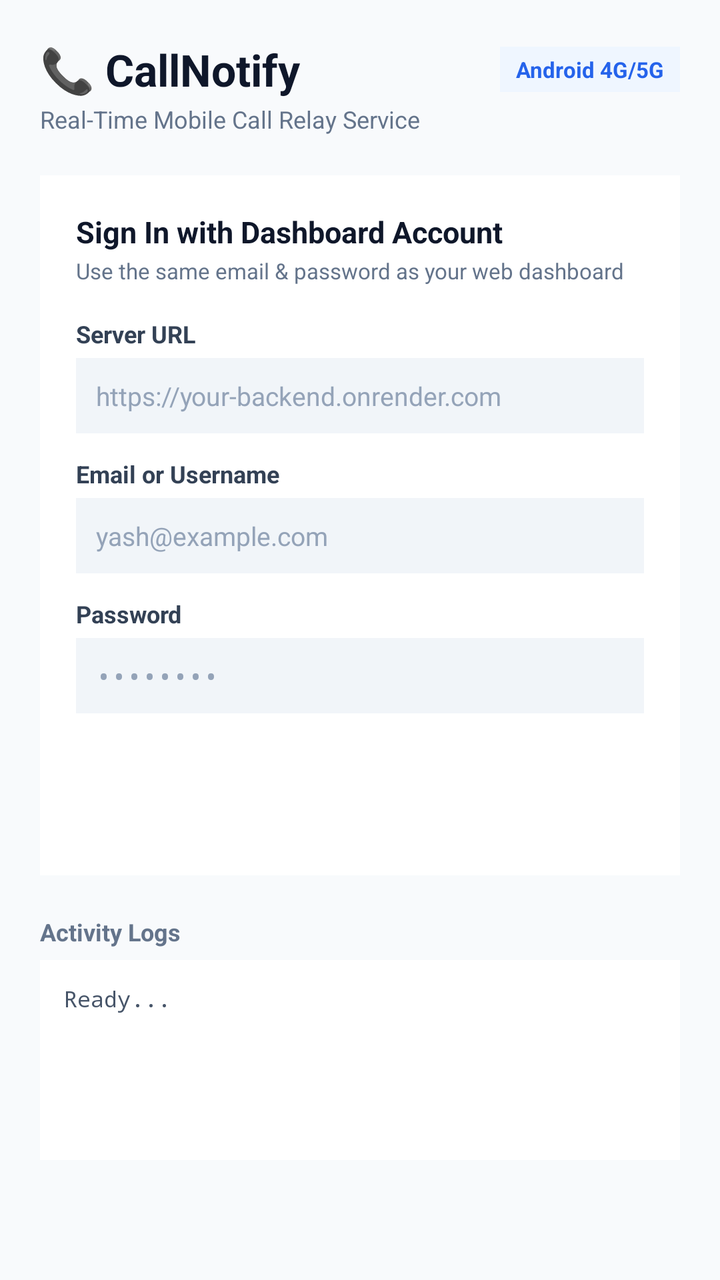
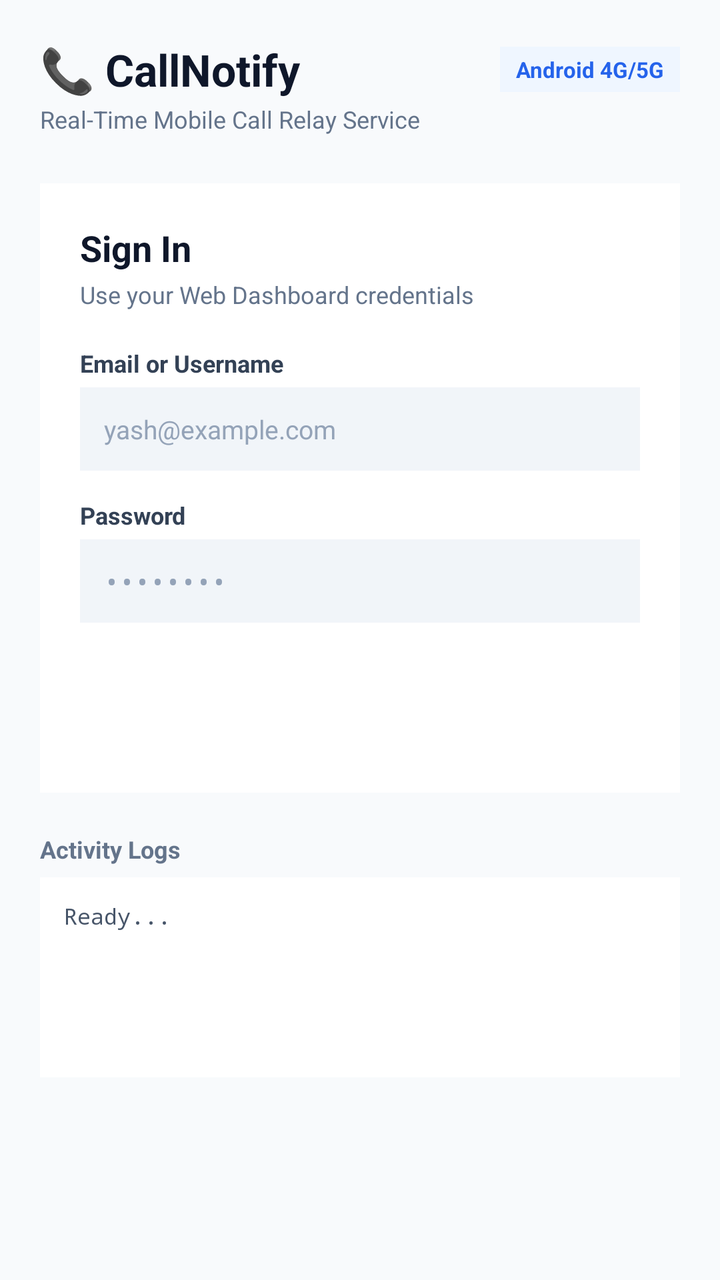

An Android layout rendered at two revisions. The XML below is the earlier revision; the diff shows what the commit changed to produce the second picture.
<!-- AndroidManifest.xml: application theme Theme.CallNotifier -->
<!-- res/layout/activity_main.xml -->
<?xml version="1.0" encoding="utf-8"?>
<ScrollView xmlns:android="http://schemas.android.com/apk/res/android"
    xmlns:tools="http://schemas.android.com/tools"
    android:layout_width="match_parent"
    android:layout_height="match_parent"
    android:background="#F8FAFC"
    android:fillViewport="true"
    android:padding="20dp"
    tools:context=".MainActivity">

    <LinearLayout
        android:layout_width="match_parent"
        android:layout_height="wrap_content"
        android:orientation="vertical">

        
        <LinearLayout
            android:layout_width="match_parent"
            android:layout_height="wrap_content"
            android:gravity="center_vertical"
            android:orientation="horizontal">

            <TextView
                android:layout_width="wrap_content"
                android:layout_height="wrap_content"
                android:text="📞 CallNotify"
                android:textColor="#0F172A"
                android:textSize="22sp"
                android:textStyle="bold" />

            <View
                android:layout_width="0dp"
                android:layout_height="1dp"
                android:layout_weight="1" />

            <TextView
                android:layout_width="wrap_content"
                android:layout_height="wrap_content"
                android:background="#EFF6FF"
                android:paddingHorizontal="8dp"
                android:paddingVertical="4dp"
                android:text="Android 4G/5G"
                android:textColor="#2563EB"
                android:textSize="11sp"
                android:textStyle="bold" />
        </LinearLayout>

        <TextView
            android:layout_width="wrap_content"
            android:layout_height="wrap_content"
            android:layout_marginTop="2dp"
            android:text="Real-Time Mobile Call Relay Service"
            android:textColor="#64748B"
            android:textSize="12sp" />

        
        <LinearLayout
            android:id="@+id/layoutLogin"
            android:layout_width="match_parent"
            android:layout_height="wrap_content"
            android:layout_marginTop="20dp"
            android:background="#FFFFFF"
            android:elevation="2dp"
            android:orientation="vertical"
            android:padding="18dp">

            <TextView
                android:layout_width="wrap_content"
                android:layout_height="wrap_content"
                android:text="Sign In with Dashboard Account"
                android:textColor="#0F172A"
                android:textSize="15sp"
                android:textStyle="bold" />

            <TextView
                android:layout_width="wrap_content"
                android:layout_height="wrap_content"
                android:layout_marginTop="2dp"
                android:text="Use the same email &amp; password as your web dashboard"
                android:textColor="#64748B"
                android:textSize="11sp" />

            
            <TextView
                android:layout_width="wrap_content"
                android:layout_height="wrap_content"
                android:layout_marginTop="16dp"
                android:text="Server URL"
                android:textColor="#334155"
                android:textSize="12sp"
                android:textStyle="bold" />

            <EditText
                android:id="@+id/etServerUrl"
                android:layout_width="match_parent"
                android:layout_height="wrap_content"
                android:layout_marginTop="4dp"
                android:background="#F1F5F9"
                android:hint="https://your-backend.onrender.com"
                android:inputType="textUri"
                android:padding="10dp"
                android:textColor="#0F172A"
                android:textColorHint="#94A3B8"
                android:textSize="13sp" />

            
            <TextView
                android:layout_width="wrap_content"
                android:layout_height="wrap_content"
                android:layout_marginTop="12dp"
                android:text="Email or Username"
                android:textColor="#334155"
                android:textSize="12sp"
                android:textStyle="bold" />

            <EditText
                android:id="@+id/etEmail"
                android:layout_width="match_parent"
                android:layout_height="wrap_content"
                android:layout_marginTop="4dp"
                android:background="#F1F5F9"
                android:hint="yash@example.com"
                android:inputType="textEmailAddress"
                android:padding="10dp"
                android:textColor="#0F172A"
                android:textColorHint="#94A3B8"
                android:textSize="13sp" />

            
            <TextView
                android:layout_width="wrap_content"
                android:layout_height="wrap_content"
                android:layout_marginTop="12dp"
                android:text="Password"
                android:textColor="#334155"
                android:textSize="12sp"
                android:textStyle="bold" />

            <EditText
                android:id="@+id/etPassword"
                android:layout_width="match_parent"
                android:layout_height="wrap_content"
                android:layout_marginTop="4dp"
                android:background="#F1F5F9"
                android:hint="••••••••"
                android:inputType="textPassword"
                android:padding="10dp"
                android:textColor="#0F172A"
                android:textColorHint="#94A3B8"
                android:textSize="13sp" />

            <Button
                android:id="@+id/btnLogin"
                android:layout_width="match_parent"
                android:layout_height="wrap_content"
                android:layout_marginTop="20dp"
                android:backgroundTint="#2563EB"
                android:padding="12dp"
                android:text="Sign In &amp; Connect Phone"
                android:textAllCaps="false"
                android:textColor="#FFFFFF"
                android:textSize="14sp"
                android:textStyle="bold" />
        </LinearLayout>

        
        <LinearLayout
            android:id="@+id/layoutConnected"
            android:layout_width="match_parent"
            android:layout_height="wrap_content"
            android:layout_marginTop="20dp"
            android:background="#FFFFFF"
            android:elevation="2dp"
            android:orientation="vertical"
            android:padding="18dp"
            android:visibility="gone">

            <LinearLayout
                android:layout_width="match_parent"
                android:layout_height="wrap_content"
                android:gravity="center_vertical"
                android:orientation="horizontal">

                <LinearLayout
                    android:layout_width="0dp"
                    android:layout_height="wrap_content"
                    android:layout_weight="1"
                    android:orientation="vertical">

                    <TextView
                        android:id="@+id/tvUserName"
                        android:layout_width="wrap_content"
                        android:layout_height="wrap_content"
                        android:text="Yash Patel"
                        android:textColor="#0F172A"
                        android:textSize="16sp"
                        android:textStyle="bold" />

                    <TextView
                        android:id="@+id/tvUserEmail"
                        android:layout_width="wrap_content"
                        android:layout_height="wrap_content"
                        android:text="yash@vgs.com"
                        android:textColor="#64748B"
                        android:textSize="12sp" />
                </LinearLayout>

                <Button
                    android:id="@+id/btnLogout"
                    android:layout_width="wrap_content"
                    android:layout_height="wrap_content"
                    android:backgroundTint="#FEE2E2"
                    android:paddingHorizontal="10dp"
                    android:text="Sign Out"
                    android:textAllCaps="false"
                    android:textColor="#DC2626"
                    android:textSize="12sp" />
            </LinearLayout>

            
            <LinearLayout
                android:layout_width="match_parent"
                android:layout_height="wrap_content"
                android:layout_marginTop="14dp"
                android:background="#ECFDF5"
                android:orientation="vertical"
                android:padding="12dp">

                <TextView
                    android:id="@+id/tvStatus"
                    android:layout_width="wrap_content"
                    android:layout_height="wrap_content"
                    android:text="● Service Active &amp; Forwarding Calls"
                    android:textColor="#059669"
                    android:textSize="13sp"
                    android:textStyle="bold" />

                <TextView
                    android:id="@+id/tvConnectedServer"
                    android:layout_width="wrap_content"
                    android:layout_height="wrap_content"
                    android:layout_marginTop="2dp"
                    android:text="Server: Connected"
                    android:textColor="#047857"
                    android:textSize="11sp" />
            </LinearLayout>

            <Button
                android:id="@+id/btnToggleService"
                android:layout_width="match_parent"
                android:layout_height="wrap_content"
                android:layout_marginTop="14dp"
                android:backgroundTint="#0F172A"
                android:padding="11dp"
                android:text="Pause Background Service"
                android:textAllCaps="false"
                android:textColor="#FFFFFF"
                android:textSize="13sp" />

            <Button
                android:id="@+id/btnSendTestCall"
                android:layout_width="match_parent"
                android:layout_height="wrap_content"
                android:layout_marginTop="8dp"
                android:backgroundTint="#F1F5F9"
                android:padding="11dp"
                android:text="Send Test Call Alert"
                android:textAllCaps="false"
                android:textColor="#2563EB"
                android:textSize="13sp" />
        </LinearLayout>

        
        <TextView
            android:layout_width="wrap_content"
            android:layout_height="wrap_content"
            android:layout_marginTop="20dp"
            android:text="Activity Logs"
            android:textColor="#64748B"
            android:textSize="12sp"
            android:textStyle="bold" />

        <TextView
            android:id="@+id/tvLogs"
            android:layout_width="match_parent"
            android:layout_height="wrap_content"
            android:layout_marginTop="6dp"
            android:background="#FFFFFF"
            android:elevation="1dp"
            android:minHeight="100dp"
            android:padding="12dp"
            android:text="Ready..."
            android:textColor="#475569"
            android:textSize="11sp"
            android:typeface="monospace" />
    </LinearLayout>
</ScrollView>
<!-- resources referenced by this layout -->
<resources>

</resources>

<!-- the commit's change to res/layout/activity_main.xml (unified diff, before → after) -->
@@ -58,56 +58,33 @@
             android:id="@+id/layoutLogin"
             android:layout_width="match_parent"
             android:layout_height="wrap_content"
-            android:layout_marginTop="20dp"
+            android:layout_marginTop="24dp"
             android:background="#FFFFFF"
             android:elevation="2dp"
             android:orientation="vertical"
-            android:padding="18dp">
-
-            <TextView
-                android:layout_width="wrap_content"
-                android:layout_height="wrap_content"
-                android:text="Sign In with Dashboard Account"
-                android:textColor="#0F172A"
-                android:textSize="15sp"
-                android:textStyle="bold" />
-
-            <TextView
-                android:layout_width="wrap_content"
-                android:layout_height="wrap_content"
-                android:layout_marginTop="2dp"
-                android:text="Use the same email &amp; password as your web dashboard"
+            android:padding="20dp">
+
+            <TextView
+                android:layout_width="wrap_content"
+                android:layout_height="wrap_content"
+                android:text="Sign In"
+                android:textColor="#0F172A"
+                android:textSize="18sp"
+                android:textStyle="bold" />
+
+            <TextView
+                android:layout_width="wrap_content"
+                android:layout_height="wrap_content"
+                android:layout_marginTop="3dp"
+                android:text="Use your Web Dashboard credentials"
                 android:textColor="#64748B"
-                android:textSize="11sp" />
+                android:textSize="12sp" />
 
             
             <TextView
                 android:layout_width="wrap_content"
                 android:layout_height="wrap_content"
-                android:layout_marginTop="16dp"
-                android:text="Server URL"
-                android:textColor="#334155"
-                android:textSize="12sp"
-                android:textStyle="bold" />
-
-            <EditText
-                android:id="@+id/etServerUrl"
-                android:layout_width="match_parent"
-                android:layout_height="wrap_content"
-                android:layout_marginTop="4dp"
-                android:background="#F1F5F9"
-                android:hint="https://your-backend.onrender.com"
-                android:inputType="textUri"
-                android:padding="10dp"
-                android:textColor="#0F172A"
-                android:textColorHint="#94A3B8"
-                android:textSize="13sp" />
-
-            
-            <TextView
-                android:layout_width="wrap_content"
-                android:layout_height="wrap_content"
-                android:layout_marginTop="12dp"
+                android:layout_marginTop="18dp"
                 android:text="Email or Username"
                 android:textColor="#334155"
                 android:textSize="12sp"
@@ -121,7 +98,7 @@
                 android:background="#F1F5F9"
                 android:hint="yash@example.com"
                 android:inputType="textEmailAddress"
-                android:padding="10dp"
+                android:padding="12dp"
                 android:textColor="#0F172A"
                 android:textColorHint="#94A3B8"
                 android:textSize="13sp" />
@@ -130,7 +107,7 @@
             <TextView
                 android:layout_width="wrap_content"
                 android:layout_height="wrap_content"
-                android:layout_marginTop="12dp"
+                android:layout_marginTop="14dp"
                 android:text="Password"
                 android:textColor="#334155"
                 android:textSize="12sp"
@@ -144,7 +121,7 @@
                 android:background="#F1F5F9"
                 android:hint="••••••••"
                 android:inputType="textPassword"
-                android:padding="10dp"
+                android:padding="12dp"
                 android:textColor="#0F172A"
                 android:textColorHint="#94A3B8"
                 android:textSize="13sp" />
@@ -153,7 +130,7 @@
                 android:id="@+id/btnLogin"
                 android:layout_width="match_parent"
                 android:layout_height="wrap_content"
-                android:layout_marginTop="20dp"
+                android:layout_marginTop="22dp"
                 android:backgroundTint="#2563EB"
                 android:padding="12dp"
                 android:text="Sign In &amp; Connect Phone"
@@ -240,7 +217,7 @@
                     android:layout_width="wrap_content"
                     android:layout_height="wrap_content"
                     android:layout_marginTop="2dp"
-                    android:text="Server: Connected"
+                    android:text="Server: Cloud Connected"
                     android:textColor="#047857"
                     android:textSize="11sp" />
             </LinearLayout>
